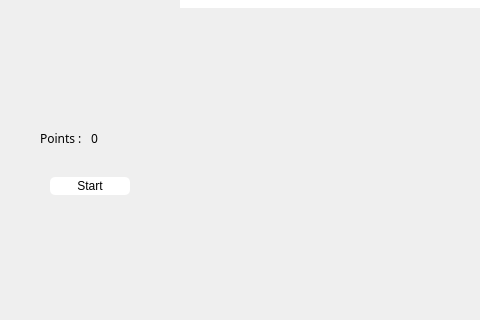
Above: hand_app/mainwindow.ui from Mathunder/tse_hand_project before the change; both pictures show x 0 to 480 and y 253 to 573 of the 710 by 573 pixel window. Below: the same form after it.
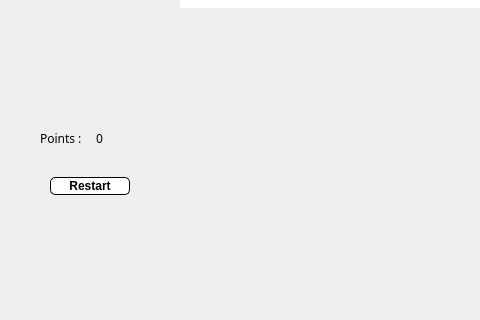
That is the form after the change. Custom widgets are drawn as their Qt base class.

```diff
--- a/hand_app/mainwindow.ui
+++ b/hand_app/mainwindow.ui
@@ -10,6 +10,14 @@
     <height>573</height>
    </rect>
   </property>
+  <property name="font">
+   <font>
+    <bold>false</bold>
+   </font>
+  </property>
+  <property name="cursor">
+   <cursorShape>ArrowCursor</cursorShape>
+  </property>
   <property name="windowTitle">
    <string>MainWindow</string>
   </property>
@@ -117,7 +125,7 @@
      <rect>
       <x>40</x>
       <y>380</y>
-      <width>96</width>
+      <width>105</width>
       <height>22</height>
      </rect>
     </property>
@@ -127,6 +135,7 @@
        <property name="font">
         <font>
          <family>8514oem</family>
+         <bold>false</bold>
         </font>
        </property>
        <property name="text">
@@ -139,6 +148,7 @@
        <property name="font">
         <font>
          <family>8514oem</family>
+         <bold>false</bold>
         </font>
        </property>
        <property name="text">
@@ -157,14 +167,28 @@
       <height>18</height>
      </rect>
     </property>
+    <property name="font">
+     <font>
+      <bold>true</bold>
+     </font>
+    </property>
+    <property name="cursor">
+     <cursorShape>PointingHandCursor</cursorShape>
+    </property>
+    <property name="mouseTracking">
+     <bool>false</bool>
+    </property>
+    <property name="autoFillBackground">
+     <bool>false</bool>
+    </property>
     <property name="styleSheet">
      <string notr="true">border-radius: 5px;
 background-color: white;
 color: black;
-border-color: black;</string>
+border: 1px solid black;</string>
     </property>
     <property name="text">
-     <string>Start</string>
+     <string>Restart</string>
     </property>
    </widget>
   </widget>
```
